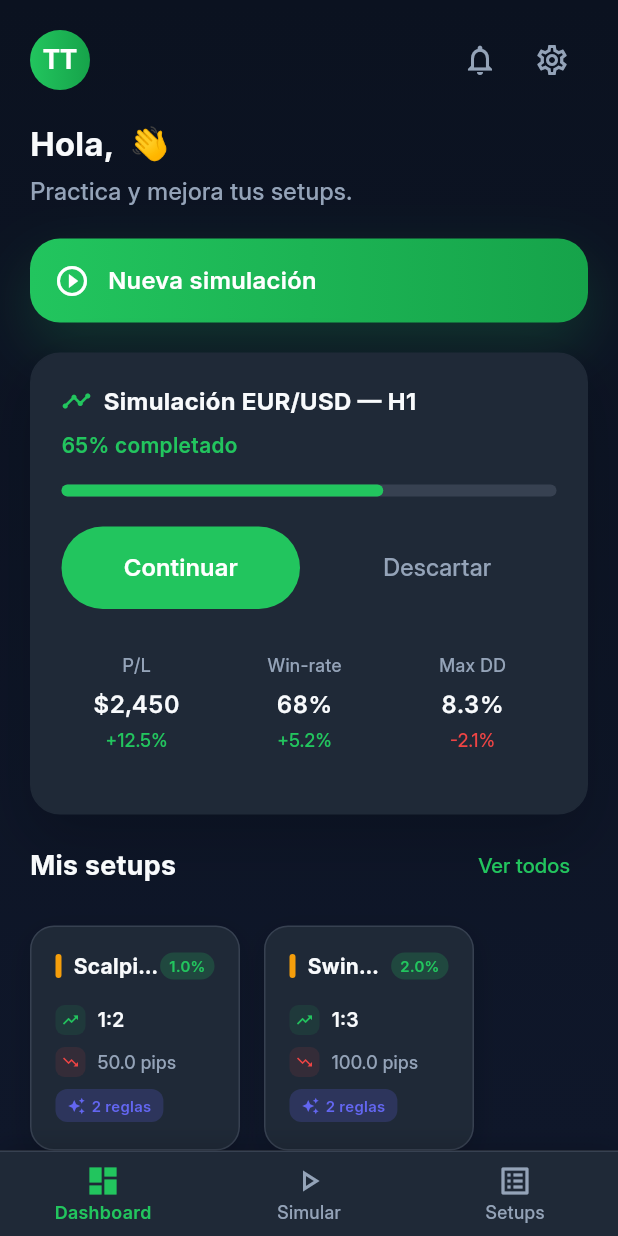
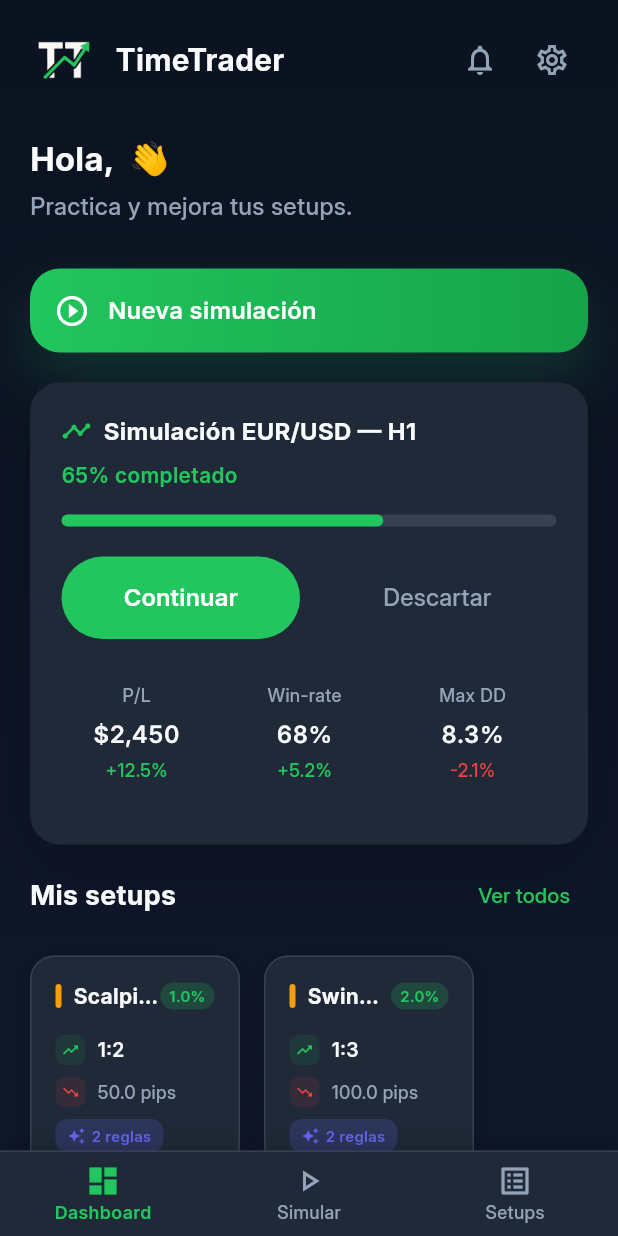
Before and after one commit to BautistaMendibe/timetrader, a Flutter app: the screen it shows once a user with an empty profile is signed in, on a phone screen of 412 x 824 dp. Run offline on Flutter 3.47's test engine with Material 3 defaults, Android fonts, the phone set to English and light mode, and no system bars; our stand-ins replace cloud_firestore, csv, firebase_auth, firebase_core, google_sign_in, tuple and 1 more; accounts and stored records are empty.

Commit message:
feat: update DashboardScreen UI by replacing logo with an image asset and enhancing app name display for improved visual appeal

```diff
--- a/lib/src/screens/dashboard_screen.dart
+++ b/lib/src/screens/dashboard_screen.dart
@@ -73,26 +73,21 @@ class _DashboardScreenState extends State<DashboardScreen> {
       padding: const EdgeInsets.symmetric(horizontal: 20, vertical: 16),
       child: Row(
         children: [
-          // Logo TT
-          Container(
-            width: 40,
-            height: 40,
-            decoration: BoxDecoration(
-              gradient: const LinearGradient(
-                colors: [Color(0xFF22C55E), Color(0xFF16A34A)],
-              ),
-              borderRadius: BorderRadius.circular(20),
-            ),
-            child: const Center(
-              child: Text(
-                'TT',
+          // Logo and App Name
+          Row(
+            children: [
+              Image.asset('assets/imgs/icono.png', height: 40, width: 45),
+              const SizedBox(width: 12),
+              const Text(
+                'TimeTrader',
                 style: TextStyle(
-                  color: Colors.white,
+                  color: Color(0xFFF8FAFC),
                   fontWeight: FontWeight.bold,
-                  fontSize: 18,
+                  fontSize: 20,
+                  fontFamily: 'Inter',
                 ),
               ),
-            ),
+            ],
           ),
           const Spacer(),
           // Iconos de notificación y ajustes
@@ -177,7 +172,7 @@ class _DashboardScreenState extends State<DashboardScreen> {
 
   Widget _buildWelcomeSubtitle(User? user) {
     return Container(
-      padding: const EdgeInsets.symmetric(horizontal: 20),
+      padding: const EdgeInsets.symmetric(horizontal: 20, vertical: 10),
       child: Column(
         crossAxisAlignment: CrossAxisAlignment.start,
         children: [
```
